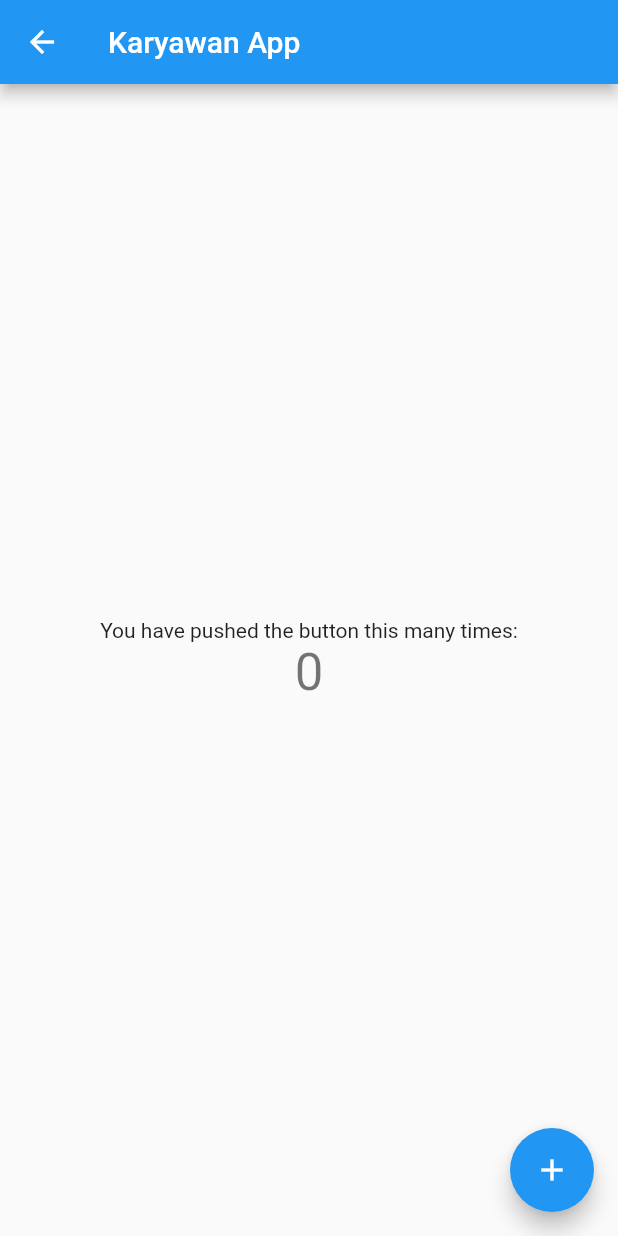
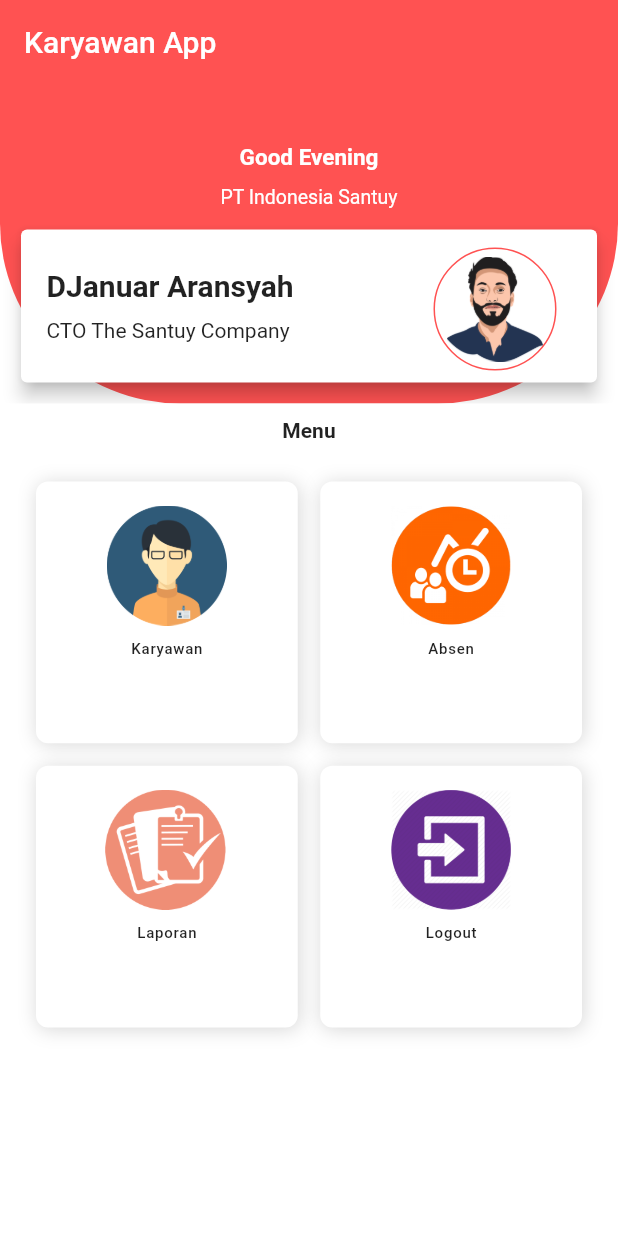
Before and after one commit to becek2n/bejalar-flutter-app-karyawan, a Flutter app: the screen it shows after launch, on a phone screen of 412 x 824 dp. Run offline on Flutter 3.47's test engine with Material 2 defaults, Android fonts, the phone set to English and light mode, and no system bars.

Commit message:
penambahan menu utama

```diff
--- /dev/null
+++ b/lib/HeaderMenu.dart
@@ -0,0 +1,105 @@
+
+import 'package:flutter/cupertino.dart';
+import 'package:flutter/material.dart';
+
+class HeaderMenu extends StatefulWidget{
+  const HeaderMenu({Key key}) : super(key: key);
+  @override
+  _HeaderMenu createState() => _HeaderMenu();
+}
+
+class _HeaderMenu extends State<HeaderMenu>{
+  @override
+  Widget build(BuildContext context){
+    return Container(
+      decoration: BoxDecoration(
+        color: Colors.redAccent,
+        borderRadius: new BorderRadius.only(
+          bottomLeft: const Radius.circular(120.0),
+          bottomRight: const Radius.circular(120.0),
+        ),
+        boxShadow: [
+          BoxShadow(
+            color: Colors.white,
+            blurRadius: 13.0,
+            offset: Offset(0, 13),
+          ),
+        ],
+      ),
+      child: Column(
+        children: <Widget>[
+          SizedBox(height: 40.0),
+          Padding(
+            padding: EdgeInsets.only(bottom: 10.0),
+            child: Center(child: Text("Good Evening", style: TextStyle(fontSize: 15, fontWeight: FontWeight.bold, color: Colors.white),)),
+          ),
+          Center(child: Text("PT Indonesia Santuy", style: TextStyle(fontSize: 13, color: Colors.white),)),
+          Container(
+            padding: EdgeInsets.fromLTRB(10,10,10,10),
+            height: 130,
+            width: double.maxFinite,
+            child: Card(
+              elevation: 5,
+              child: Padding(
+                padding: EdgeInsets.all(7),
+                child: Stack(children: <Widget>[
+                  Align(
+                    alignment: Alignment.centerRight,
+                    child: Stack(
+                      children: <Widget>[
+                        Padding(
+                          padding: const EdgeInsets.only(left: 10, top: 5),
+                          child: Column(
+                            children: <Widget>[
+                              Row(
+                                children: <Widget>[
+                                  Column(
+                                    crossAxisAlignment: CrossAxisAlignment.start,
+                                    mainAxisAlignment: MainAxisAlignment.start,
+                                    children: <Widget>[
+                                      Padding(
+                                        padding: EdgeInsets.only(bottom: 10.0),
+                                        child: Text("DJanuar Aransyah ", style: TextStyle(fontSize: 20.0, fontWeight: FontWeight.bold),),
+                                      ),
+                                      Padding(
+                                        padding: EdgeInsets.only(bottom: 5.0),
+                                        child: Text("CTO The Santuy Company"),
+                                      ),
+                                    ],
+                                  ),
+                                  SizedBox(
+                                    height: 10,
+                                  ),
+                                  Spacer(),
+                                  new Container(
+                                    decoration: BoxDecoration(
+                                      borderRadius: BorderRadius.circular(50.0),
+                                      border: Border.all(color: Colors.redAccent)
+                                    ),
+                                    child: Padding(
+                                      padding: EdgeInsets.all(5.0),
+                                      child: Image.asset("lib/images/face-man.png", height: 70.0, width: 70.0,),
+                                    )
+                                  ),
+                                  SizedBox(
+                                    width: 20,
+                                  )
+                                ],
+                              ),
+
+                              ],
+                            )
+                          )
+                        ],
+                      ),
+                    )
+                  ]
+                ),
+              ),
+            )
+          )
+        ],
+      )
+    );
+  }
+}
--- /dev/null
+++ b/lib/MainMenu.dart
@@ -0,0 +1,169 @@
+import 'package:belajar_flutter_karywan_app/HeaderMenu.dart';
+import 'package:flutter/material.dart';
+
+class MainMenu extends StatefulWidget {
+
+  const MainMenu({Key key}) : super(key: key);
+  @override
+  _MainMenu createState() => _MainMenu();
+}
+
+class _MainMenu extends State<MainMenu>
+  with TickerProviderStateMixin {
+
+  List<Widget> listViews = List<Widget>();
+
+  //list icon yang akan ditampilkan
+  List<String> iconListData = [
+    "lib/images/employee-icon.png",
+    "lib/images/attendance-icon.png",
+    "lib/images/report-icon.png",
+    "lib/images/logout-icon.png",
+  ];
+
+  //list nama untuk masing-masing icon
+  List<String> iconListDataText = [
+    "Karyawan",
+    "Absen",
+    "Laporan",
+    "Logout",
+  ];
+
+  @override
+  void initState() {
+    listViews.add(HeaderMenu());
+    listViews.add(buildMenu());
+    super.initState();
+  }
+
+  @override
+  void dispose() {
+    super.dispose();
+  }
+
+  @override
+  Widget build(BuildContext context) {
+    return Container(
+      color: Colors.white,
+      child: Scaffold(
+        backgroundColor: Colors.transparent,
+        body: Stack(
+          children: <Widget>[
+            getMainListViewUI(),
+          ],
+        ),
+      ),
+    );
+  }
+
+  Widget getMainListViewUI() {
+    return ListView.builder(
+      shrinkWrap: true,
+      padding: EdgeInsets.only(
+        bottom: 62 + MediaQuery.of(context).padding.bottom,
+      ),
+      itemCount: listViews.length,
+      scrollDirection: Axis.vertical,
+      itemBuilder: (context, index) {
+        return listViews[index];
+      },
+    );
+  }
+
+  Widget buildMenu() {
+    return Container(
+      color: Colors.white,
+      child: Padding(
+        padding: const EdgeInsets.only(left: 8.0, right: 8),
+        child: Column(
+          children: [
+            Padding(
+              padding: EdgeInsets.all(10.0),
+              child: Text("Menu", style: TextStyle(fontWeight: FontWeight.bold, fontSize: 14.0),),
+            ),
+
+            GridView(
+              shrinkWrap: true,
+              padding: EdgeInsets.only(left: 16, right: 16, top: 16, bottom: 16),
+              physics: const NeverScrollableScrollPhysics(),
+              scrollDirection: Axis.vertical,
+              children: List.generate(
+                iconListData.length,
+                (index) {
+                  return buildIconMenu(
+                    iconListData[index],
+                    iconListDataText[index],
+                  );
+                },
+              ),
+              gridDelegate: SliverGridDelegateWithFixedCrossAxisCount(
+                crossAxisCount: 2,
+                mainAxisSpacing: 15.0,
+                crossAxisSpacing: 15.0,
+                childAspectRatio: 1.0,
+              ),
+            ),
+          ],
+        )
+      ),
+    );
+  }
+
+  Widget buildIconMenu(final String imagepath, String imageText) {
+    return Container(
+      decoration: BoxDecoration(
+        color: Colors.white,
+        borderRadius: BorderRadius.only(
+          topLeft: Radius.circular(8.0),
+          bottomLeft: Radius.circular(8.0),
+          bottomRight: Radius.circular(8.0),
+          topRight: Radius.circular(8.0)),
+        boxShadow: <BoxShadow>[
+          BoxShadow(
+            color: Colors.grey.withOpacity(0.4),
+            offset: Offset(1.1, 1.1),
+            blurRadius: 10.0),
+        ],
+      ),
+      child: Material(
+        color: Colors.transparent,
+        child: InkWell(
+          focusColor: Colors.transparent,
+          highlightColor: Colors.transparent,
+          hoverColor: Colors.transparent,
+          borderRadius: BorderRadius.all(Radius.circular(8.0)),
+          splashColor: Colors.lightBlue.withOpacity(0.2),
+          onTap: () {
+            //mengatasi klik untuk masing-masing icon
+            if (imageText == "Karyawan"){
+            }
+            if(imageText == "Absen"){
+            }
+            if(imageText == "Laporan"){
+            }
+            if(imageText == "Logout"){
+            }
+          },
+          child: Column(
+            children: <Widget>[
+              Padding(
+                padding: EdgeInsets.only(top: 16, left: 16, right: 16, bottom: 10),
+                child: Image.asset(imagepath, height: 80.0,),
+              ),
+              Text(
+                imageText,
+                textAlign: TextAlign.left,
+                style: TextStyle(
+                  fontWeight: FontWeight.w500,
+                  fontSize: 10,
+                  letterSpacing: 0.5,
+                ),
+              ),
+            ],
+          ),
+        ),
+      ),
+    );
+  }
+
+}
--- a/lib/main.dart
+++ b/lib/main.dart
@@ -1,3 +1,4 @@
+import 'package:belajar_flutter_karywan_app/MainMenu.dart';
 import 'package:belajar_flutter_karywan_app/SplashScreen.dart';
 import 'package:flutter/material.dart';
 
@@ -53,66 +54,19 @@ class MyHomePage extends StatefulWidget {
 class _MyHomePageState extends State<MyHomePage> {
   int _counter = 0;
 
-  void _incrementCounter() {
-    setState(() {
-      // This call to setState tells the Flutter framework that something has
-      // changed in this State, which causes it to rerun the build method below
-      // so that the display can reflect the updated values. If we changed
-      // _counter without calling setState(), then the build method would not be
-      // called again, and so nothing would appear to happen.
-      _counter++;
-    });
-  }
-
   @override
   Widget build(BuildContext context) {
-    // This method is rerun every time setState is called, for instance as done
-    // by the _incrementCounter method above.
-    //
-    // The Flutter framework has been optimized to make rerunning build methods
-    // fast, so that you can just rebuild anything that needs updating rather
-    // than having to individually change instances of widgets.
-    return Scaffold(
-      appBar: AppBar(
-        // Here we take the value from the MyHomePage object that was created by
-        // the App.build method, and use it to set our appbar title.
-        title: Text(widget.title),
-      ),
-      body: Center(
-        // Center is a layout widget. It takes a single child and positions it
-        // in the middle of the parent.
-        child: Column(
-          // Column is also a layout widget. It takes a list of children and
-          // arranges them vertically. By default, it sizes itself to fit its
-          // children horizontally, and tries to be as tall as its parent.
-          //
-          // Invoke "debug painting" (press "p" in the console, choose the
-          // "Toggle Debug Paint" action from the Flutter Inspector in Android
-          // Studio, or the "Toggle Debug Paint" command in Visual Studio Code)
-          // to see the wireframe for each widget.
-          //
-          // Column has various properties to control how it sizes itself and
-          // how it positions its children. Here we use mainAxisAlignment to
-          // center the children vertically; the main axis here is the vertical
-          // axis because Columns are vertical (the cross axis would be
-          // horizontal).
-          mainAxisAlignment: MainAxisAlignment.center,
-          children: <Widget>[
-            Text(
-              'You have pushed the button this many times:',
-            ),
-            Text(
-              '$_counter',
-              style: Theme.of(context).textTheme.headline4,
-            ),
-          ],
+    return WillPopScope(
+      onWillPop: () async => false,
+      child : Scaffold(
+        appBar: AppBar(
+          title: Text(widget.title),
+          automaticallyImplyLeading: false,
+          backgroundColor: Colors.redAccent,
+          elevation: 0.0,
         ),
-      ),
-      floatingActionButton: FloatingActionButton(
-        onPressed: _incrementCounter,
-        tooltip: 'Increment',
-        child: Icon(Icons.add),
-      ), // This trailing comma makes auto-formatting nicer for build methods.
+        body: MainMenu(),
+      )
     );
   }
 }
```
Also changed, not shown: lib/images/attendance-icon.png (added), lib/images/employee-icon.png (added), lib/images/face-man.png (added), lib/images/logout-icon.png (added), lib/images/report-icon.png (added).
